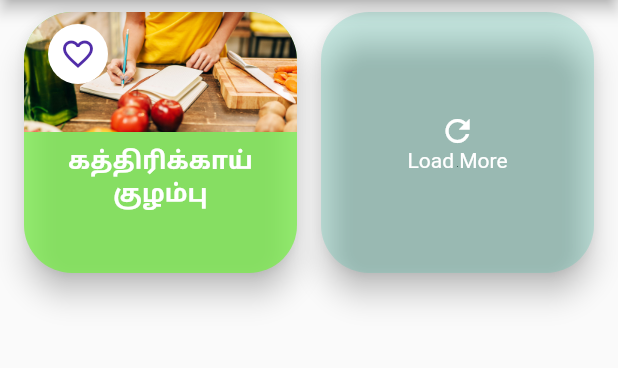
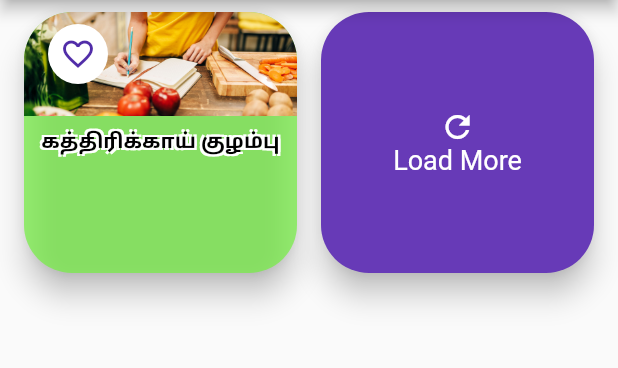
Before and after one commit to JAYAMURUGANJ/samayalkurippu, a Flutter app: the screen it shows after launch, after a tap on "Vegetarian Recipes", on a phone screen of 412 x 824 dp, the part 84-452 px from its top. Run offline on Flutter 3.47's test engine with Material 2 defaults, Android fonts, the light colour scheme and no system bars; our stand-ins replace shared_preferences; missing offline and left inert: flutter_html_textview_render.

Commit message:
divice orientation

```diff
--- a/lib/view/screens/DishDetailPage.dart
+++ b/lib/view/screens/DishDetailPage.dart
@@ -83,7 +83,7 @@ class _DishDetailsPageState extends State<DishDetailsPage> {
               padding: const EdgeInsets.all(8.0),
               child: ListTile(
                   tileColor: appmainthemecolor,
-                  leading: Icon(Icons.list_sharp, color: Colors.white),
+                  leading: Icon(Icons.menu, color: Colors.white),
                   title: Text(
                     widget.dish.title,
                     style: TextStyle(color: Colors.white, fontSize: 18),
--- a/lib/view/screens/dishPage.dart
+++ b/lib/view/screens/dishPage.dart
@@ -77,7 +77,7 @@ class _DishPageState extends State<DishPage> {
                       if (dishes.length == index) {
                         return InkWell(
                           child: Card(
-                              color: Color(rnd.nextInt(0xFFCCC91D)),
+                              color: Colors.deepPurple,
                               margin: EdgeInsets.only(
                                   left: 8, right: 8, bottom: 24),
                               elevation: 8,
@@ -90,7 +90,10 @@ class _DishPageState extends State<DishPage> {
                                     Icon(Icons.refresh, color: Colors.white),
                                     Text(
                                       "Load More",
-                                      style: TextStyle(color: Colors.white),
+                                      style: TextStyle(
+                                        fontSize: 18,
+                                        color: Colors.white,
+                                      ),
                                     )
                                   ],
                                 ),
--- a/lib/view/widgets/categorieCard.dart
+++ b/lib/view/widgets/categorieCard.dart
@@ -27,19 +27,33 @@ class CategorieCard extends StatelessWidget {
               ),
             ),
             Container(
-              child: Padding(
-                padding: const EdgeInsets.all(8.0),
-                child: Column(
-                  crossAxisAlignment: CrossAxisAlignment.center,
-                  mainAxisAlignment: MainAxisAlignment.spaceEvenly,
-                  children: <Widget>[
-                    Text(categories.name,
-                        textAlign: TextAlign.center,
-                        style: TextStyle(
-                            fontSize: 22,
-                            color: Colors.white,
-                            fontWeight: FontWeight.bold)),
-                  ],
+              child: Expanded(
+                child: Padding(
+                  padding: const EdgeInsets.all(8.0),
+                  child: Text(categories.name,
+                      textAlign: TextAlign.center,
+                      style: TextStyle(
+                          fontSize: 18,
+                          color: Colors.black,
+                          shadows: [
+                            Shadow(
+                                // bottomLeft
+                                offset: Offset(-1.5, -1.5),
+                                color: Colors.white),
+                            Shadow(
+                                // bottomRight
+                                offset: Offset(1.5, -1.5),
+                                color: Colors.white),
+                            Shadow(
+                                // topRight
+                                offset: Offset(1.5, 1.5),
+                                color: Colors.white),
+                            Shadow(
+                                // topLeft
+                                offset: Offset(-1.5, 1.5),
+                                color: Colors.white),
+                          ],
+                          fontWeight: FontWeight.bold)),
                 ),
               ),
             ),
--- a/lib/view/widgets/dishCard.dart
+++ b/lib/view/widgets/dishCard.dart
@@ -27,7 +27,6 @@ class DishCard extends StatelessWidget {
                   borderRadius: BorderRadius.vertical(top: Radius.circular(32)),
                   child: Image.asset(
                     "assets/images/dish.png",
-                    height: 80,
                     fit: BoxFit.cover,
                   ),
                 ),
@@ -73,23 +72,34 @@ class DishCard extends StatelessWidget {
                 ),
               ],
             ),
-            Expanded(
-              child: Container(
+            Container(
+              child: Expanded(
                 child: Padding(
                   padding: const EdgeInsets.all(8.0),
-                  child: Column(
-                    crossAxisAlignment: CrossAxisAlignment.start,
-                    children: <Widget>[
-                      Align(
-                          alignment: Alignment.center,
-                          child: Text(dish.title,
-                              textAlign: TextAlign.center,
-                              style: TextStyle(
-                                  fontSize: 18,
-                                  color: Colors.white,
-                                  fontWeight: FontWeight.bold))),
-                    ],
-                  ),
+                  child: Text(dish.title,
+                      textAlign: TextAlign.center,
+                      style: TextStyle(
+                          fontSize: 15,
+                          color: Colors.black,
+                          shadows: [
+                            Shadow(
+                                // bottomLeft
+                                offset: Offset(-1.5, -1.5),
+                                color: Colors.white),
+                            Shadow(
+                                // bottomRight
+                                offset: Offset(1.5, -1.5),
+                                color: Colors.white),
+                            Shadow(
+                                // topRight
+                                offset: Offset(1.5, 1.5),
+                                color: Colors.white),
+                            Shadow(
+                                // topLeft
+                                offset: Offset(-1.5, 1.5),
+                                color: Colors.white),
+                          ],
+                          fontWeight: FontWeight.bold)),
                 ),
               ),
             ),
```
Also changed, not shown: lib/view/widgets/favoriteCard.dart (+31 -19 lines).
